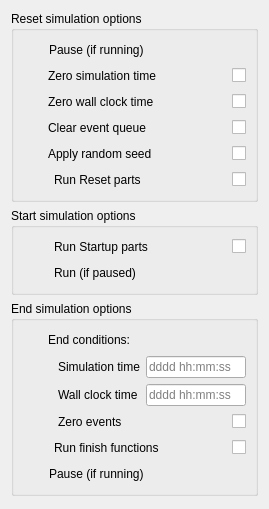
This is origame/gui/sim/ui_files/sim_steps.ui in DND-DRDC-RDDC/OS_ORIGAME as Qt 5 draws it before an edit. The edited form follows.
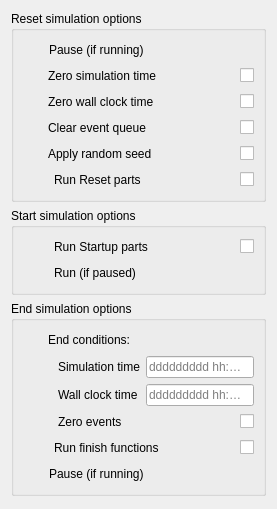
This is the edited form. Icons and pictures are not drawn.

Patch:
```diff
--- a/origame/gui/sim/ui_files/sim_steps.ui
+++ b/origame/gui/sim/ui_files/sim_steps.ui
@@ -412,12 +412,12 @@
           </property>
           <property name="maximumSize">
            <size>
-            <width>100</width>
+            <width>200</width>
             <height>16777215</height>
            </size>
           </property>
           <property name="placeholderText">
-           <string>dddd hh:mm:ss</string>
+           <string>ddddddddd hh:mm:ss</string>
           </property>
          </widget>
         </item>
@@ -458,12 +458,12 @@
           </property>
           <property name="maximumSize">
            <size>
-            <width>100</width>
+            <width>200</width>
             <height>16777215</height>
            </size>
           </property>
           <property name="placeholderText">
-           <string>dddd hh:mm:ss</string>
+           <string>ddddddddd hh:mm:ss</string>
           </property>
          </widget>
         </item>
```
